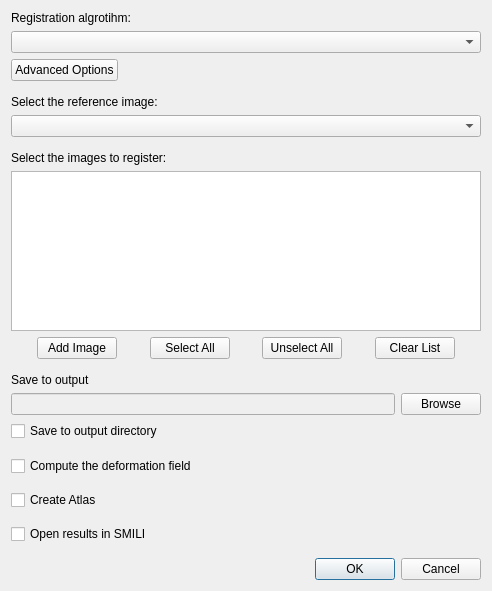
Before: the Qt Designer form plugin/registration/registrationWindow.ui in shakes76/smili, drawn with Qt 5.
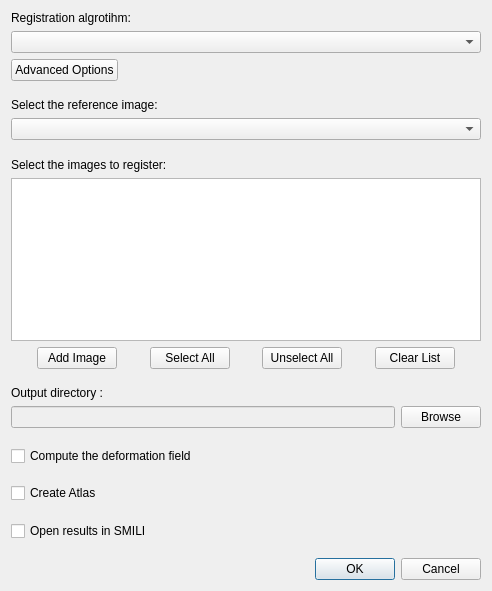
After: the same form once the commit is applied.

What changed in the file:
```diff
--- a/plugin/registration/registrationWindow.ui
+++ b/plugin/registration/registrationWindow.ui
@@ -18,7 +18,7 @@
   </property>
   <layout class="QGridLayout" name="gridLayout">
    <item row="0" column="0">
-    <layout class="QVBoxLayout" name="verticalLayout" stretch="0,0,0,0,0,0,0,0,0,0,0,0,0,0,0,0,0,0,0,0,0,0">
+    <layout class="QVBoxLayout" name="verticalLayout" stretch="0,0,0,0,0,0,0,0,0,0,0,0,0,0,0,0,0,0,0,0,0">
      <item>
       <widget class="QLabel" name="labelAlgo">
        <property name="text">
@@ -212,7 +212,7 @@
      <item>
       <widget class="QLabel" name="labelSave">
        <property name="text">
-        <string>Save to output</string>
+        <string>Output directory :</string>
        </property>
       </widget>
      </item>
@@ -234,13 +234,6 @@
        </item>
       </layout>
      </item>
-     <item>
-      <widget class="QCheckBox" name="checkBoxSaveToDir">
-       <property name="text">
-        <string>Save to output directory</string>
-       </property>
-      </widget>
-     </item>
      <item>
       <spacer name="verticalSpacer_5">
        <property name="orientation">
```
Left out of the diff: 2 changed lines with no effect on the pictures.
